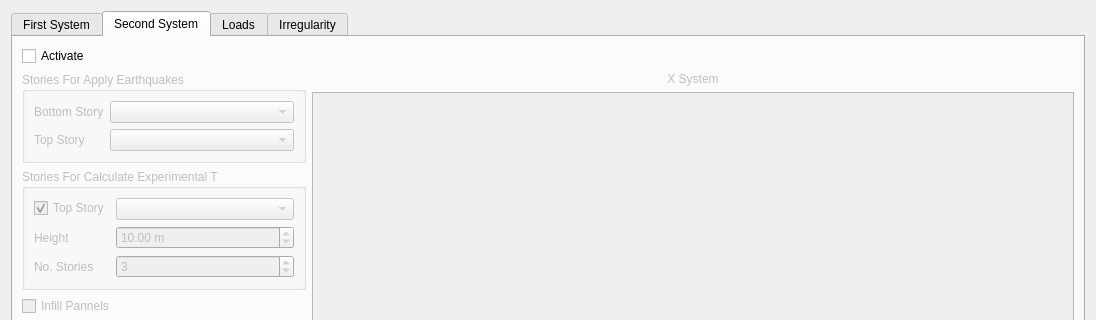
Before: the Qt Designer form widgets/civiltools_project_settings.ui in ebrahimraeyat/civilTools, drawn with Qt 5; both pictures show x 0 to 1096 and y 0 to 320 of the 1096 by 811 pixel window.
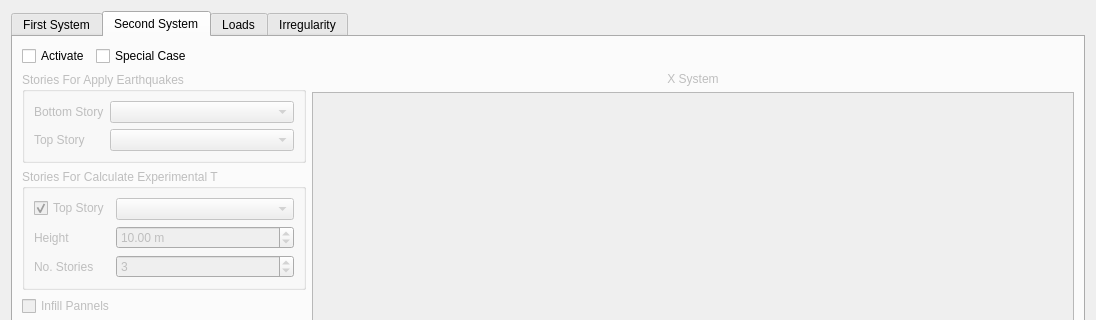
After: the same form once the commit is applied. The open tabs and pages were chosen to show the change. Icons and pictures are not drawn. Custom widgets are drawn as their Qt base class.

Commit message: Apply earthquake in two systems in height

Patch:
```diff
--- a/widgets/civiltools_project_settings.ui
+++ b/widgets/civiltools_project_settings.ui
@@ -642,6 +642,8 @@
         </attribute>
         <layout class="QVBoxLayout" name="verticalLayout_7">
          <item>
+          <layout class="QHBoxLayout" name="horizontalLayout_12">
+           <item>
           <widget class="QCheckBox" name="activate_second_system">
            <property name="enabled">
             <bool>true</bool>
@@ -650,6 +652,28 @@
             <string>Activate</string>
            </property>
           </widget>
+           </item>
+           <item>
+            <widget class="QCheckBox" name="special_case">
+             <property name="text">
+              <string>Special Case</string>
+             </property>
+            </widget>
+           </item>
+           <item>
+            <spacer name="horizontalSpacer">
+             <property name="orientation">
+              <enum>Qt::Horizontal</enum>
+             </property>
+             <property name="sizeHint" stdset="0">
+              <size>
+               <width>40</width>
+               <height>20</height>
+              </size>
+             </property>
+            </spacer>
+           </item>
+          </layout>
          </item>
          <item>
           <layout class="QHBoxLayout" name="horizontalLayout_4">
```
Lines whose indentation alone changed are shown as unchanged. The commit also changes 8 other files.
